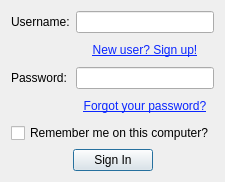
The window that GUI/signindialog.ui (jpvanhal/Social-Sports) describes before a commit, drawn with Qt 5.
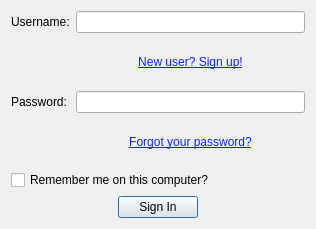
The same window after the commit.

Commit message: Added forgot password functionality.

```diff
--- a/GUI/signindialog.ui
+++ b/GUI/signindialog.ui
@@ -18,7 +18,7 @@
   </property>
   <layout class="QVBoxLayout" name="verticalLayout">
    <property name="sizeConstraint">
-    <enum>QLayout::SetFixedSize</enum>
+    <enum>QLayout::SetDefaultConstraint</enum>
    </property>
    <item>
     <layout class="QGridLayout" name="gridLayout">
```
The commit also changes 2 other files.
